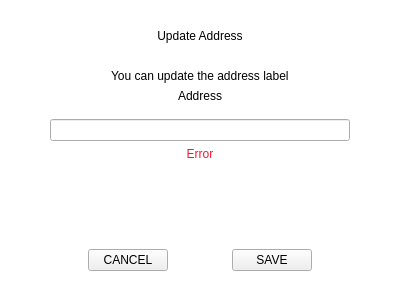
Qt form src/qt/veil/forms/updateaddress.ui (Veil-Project/veil) before a commit.
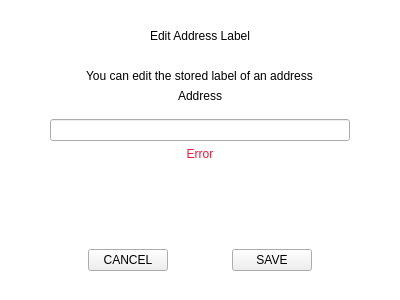
The same form after that commit.

The edit to the form file:
```diff
--- a/src/qt/veil/forms/updateaddress.ui
+++ b/src/qt/veil/forms/updateaddress.ui
@@ -62,7 +62,7 @@
          <string notr="true"/>
         </property>
         <property name="text">
-         <string>Update Address</string>
+         <string>Edit Address Label</string>
         </property>
         <property name="alignment">
          <set>Qt::AlignCenter</set>
@@ -88,7 +88,7 @@
       <item alignment="Qt::AlignHCenter">
        <widget class="QLabel" name="label">
         <property name="text">
-         <string>You can update the address label</string>
+         <string>You can edit the stored label of an address</string>
         </property>
        </widget>
       </item>
```
